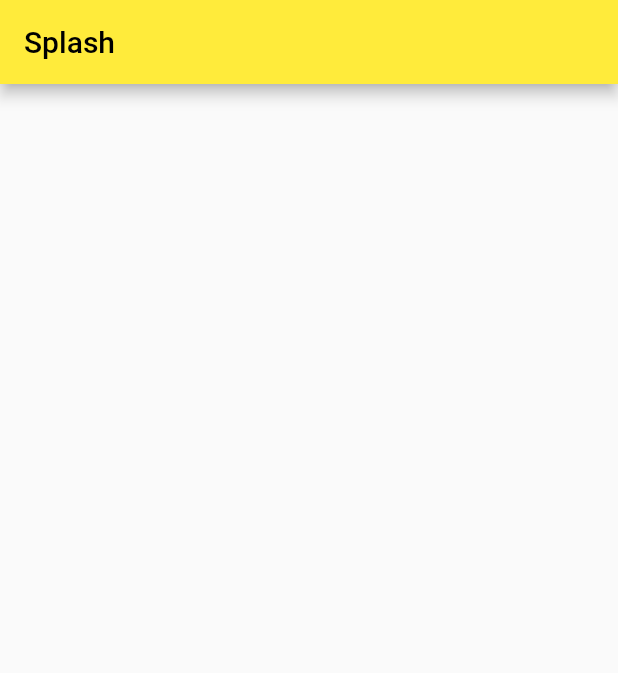
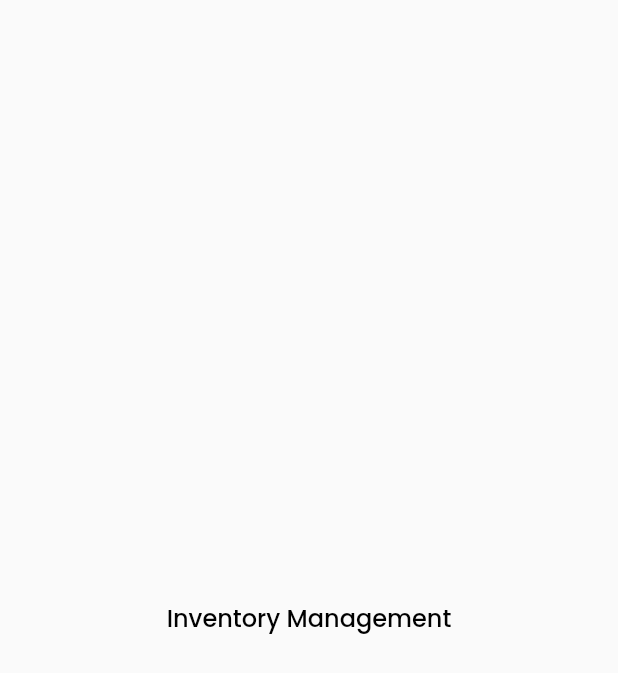
Before and after one commit to progmaksudur/inventory-crud-application, a Flutter app: the screen it shows after launch, on a phone screen of 412 x 824 dp. Shown: the top 673 px of the screen. Run offline on Flutter 3.47's test engine with Material 2 defaults, Android fonts, the phone set to English and light mode, and no system bars; our stand-ins replace flutter_screenutil, get, google_fonts.

Commit message:
Just add splash

```diff
--- a/lib/views/pages/splash_screen.dart
+++ b/lib/views/pages/splash_screen.dart
@@ -1,4 +1,5 @@
 import 'package:flutter/material.dart';
+import 'package:inventory_crud_application/views/widgets/app_customtext_widget.dart';
 
 class SplashScreen extends StatefulWidget {
   static const String routeName="/splashScreen";
@@ -12,8 +13,8 @@ class _SplashScreenState extends State<SplashScreen> {
   @override
   Widget build(BuildContext context) {
     return Scaffold(
-      appBar: AppBar(
-        title: Text("Splash"),
+      body: Center(
+        child:AppCustomText(text: "Inventory Management" ,),
       ),
     );
   }
```
